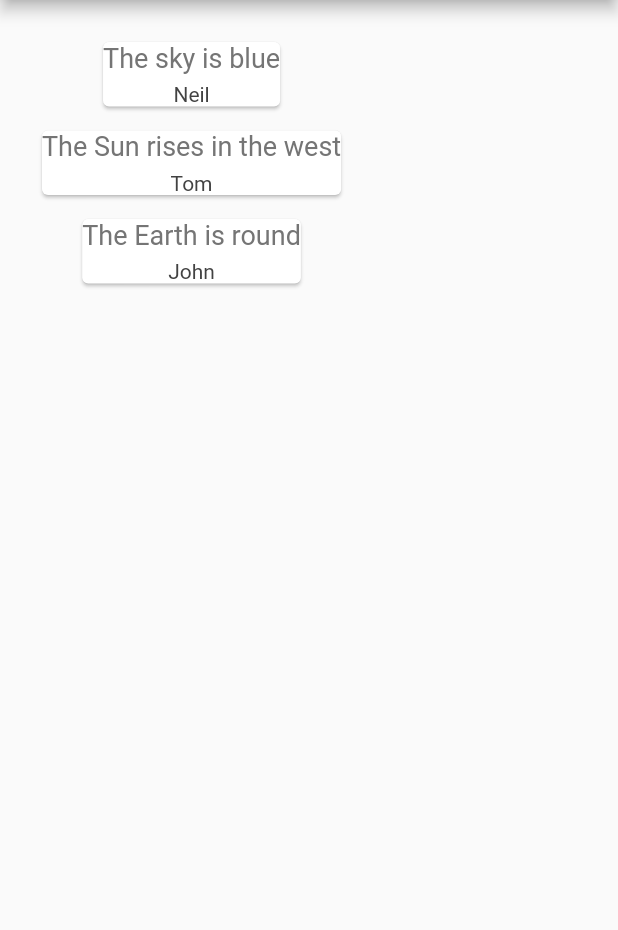
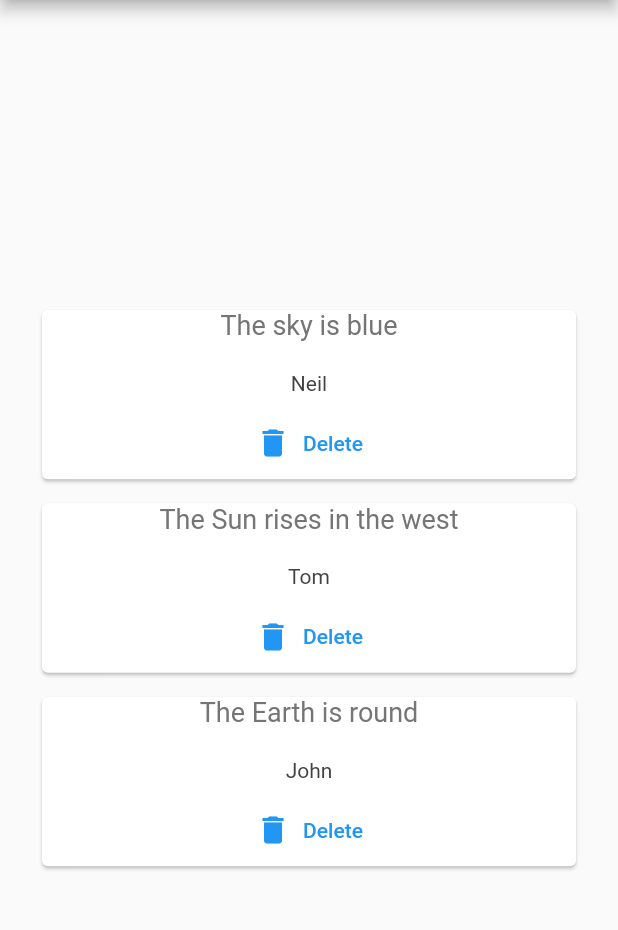
Before and after one commit to kmjaman/flutter-quotes, a Flutter app: the screen it shows after launch, on a phone screen of 412 x 824 dp, the part 84-1014 px from its top. Run offline on Flutter 3.47's test engine with Material 2 defaults, Android fonts, the light colour scheme and no system bars.

Commit message:
added delete button

```diff
--- a/quotesapp/lib/main.dart
+++ b/quotesapp/lib/main.dart
@@ -32,7 +32,7 @@ class _QuotesState extends State<Quotes> {
               color: Colors.grey[600],
             ),
           ),
-          SizedBox(height: 6),
+          SizedBox(height: 20),
           Text(
             quote.author,
             style: TextStyle(
@@ -40,6 +40,8 @@ class _QuotesState extends State<Quotes> {
               color: Colors.grey[800]
             ),
           ),
+          SizedBox(height: 8),
+          TextButton.icon(onPressed: (){}, icon: Icon(Icons.delete), label: Text('Delete'),)
         ],
       ),
     );
@@ -54,8 +56,10 @@ class _QuotesState extends State<Quotes> {
         backgroundColor: Colors.redAccent,
       ),
       body: Padding(
-        padding: const EdgeInsets.all(12.0),
+        padding: const EdgeInsets.all(12),
         child: Column(
+          mainAxisAlignment: MainAxisAlignment.center,
+          crossAxisAlignment: CrossAxisAlignment.stretch,
           children: quotes.map((e) => quoteTemplate(e)).toList(),
         ),
       ),
```
